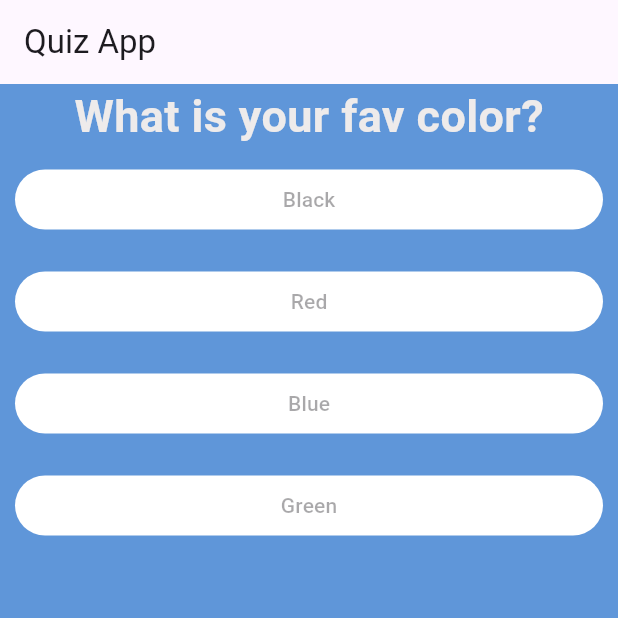
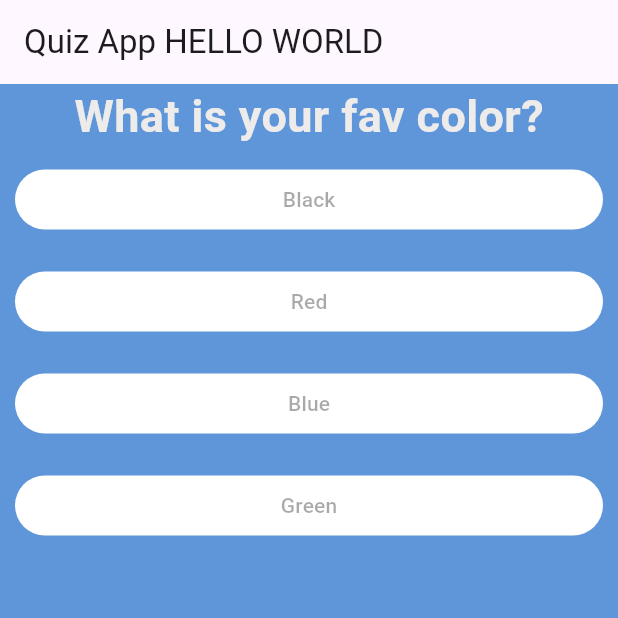
Before and after one commit to saurbs/flutterlab2, a Flutter app: the screen it shows after launch, on a phone screen of 412 x 824 dp, the top half of it. Run offline on Flutter 3.47's test engine with Material 3 defaults, Android fonts, the phone set to English and light mode, and no system bars.

Commit message:
hello world

```diff
--- a/lib/main.dart
+++ b/lib/main.dart
@@ -30,7 +30,7 @@ class MyApp extends StatelessWidget {
     return MaterialApp(
         home: Scaffold(
             appBar: AppBar(
-              title: const Text('Quiz App'),
+              title: const Text('Quiz App HELLO WORLD'),
             ),
             backgroundColor: const Color.fromARGB(223, 72, 135, 211),
             body: _index < questions.length
```
